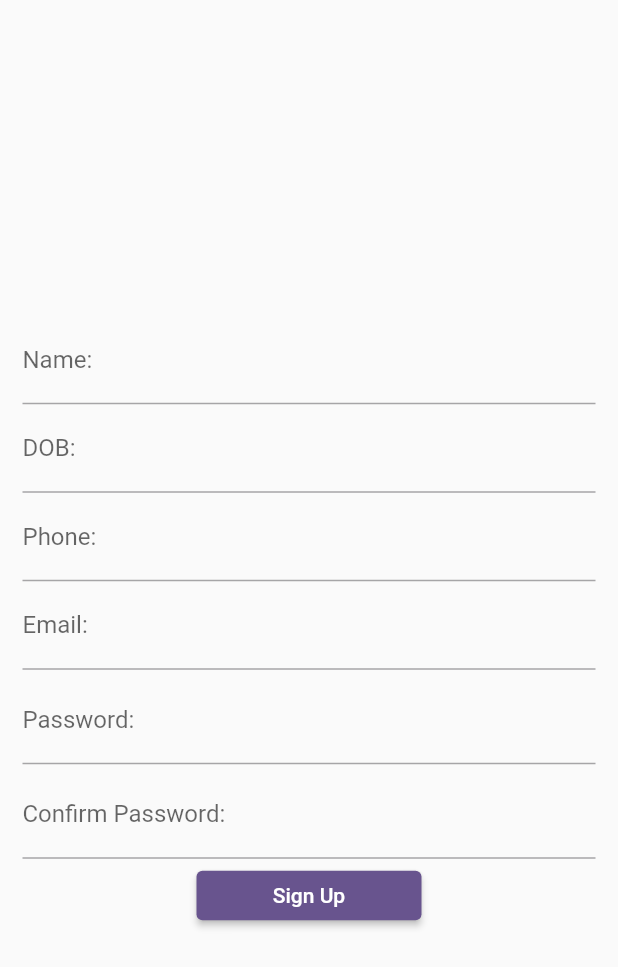
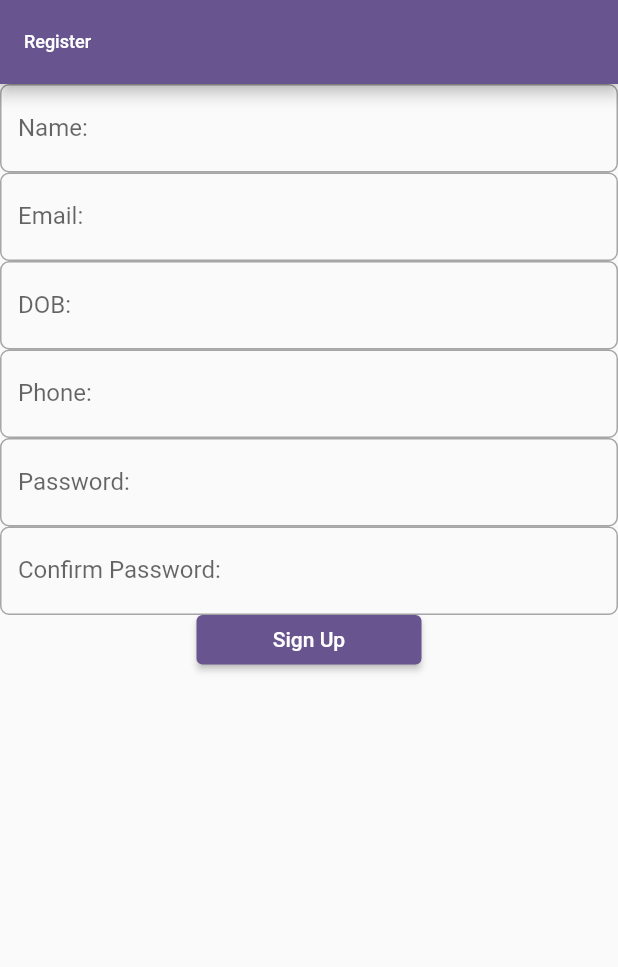
Before and after one commit to noufipalu/flutter_api_example, a Flutter app: the screen it shows after launch, on a phone screen of 412 x 824 dp. Shown: the top 967 px of the screen. Run offline on Flutter 3.47's test engine with Material 2 defaults, Android fonts, the phone set to English and light mode, and no system bars; our stand-ins replace equatable, flutter_bloc, freezed_annotation.

Commit message:
Thrid Commit

```diff
--- a/lib/main.dart
+++ b/lib/main.dart
@@ -1,4 +1,5 @@
 import 'package:datainflutter/src/views/pages/login_page.dart';
+import 'package:datainflutter/src/views/pages/new_signup_page.dart';
 import 'package:datainflutter/src/views/pages/signup_page.dart';
 import 'package:flutter/material.dart';
 
@@ -18,7 +19,7 @@ class MyApp extends StatelessWidget {
       theme: ThemeData(
         colorScheme: ColorScheme.fromSeed(seedColor: Colors.deepPurple),
       ),
-      home: const SignUpPage(),
+      home: const NewSignUpPage(),
     );
   }
 }
--- a/lib/src/views/pages/new_signup_page.dart
+++ b/lib/src/views/pages/new_signup_page.dart
@@ -43,6 +43,7 @@ class _NewSignUpPageState extends State<NewSignUpPage> {
                     validator: ValidationHelpers.validateEmail),
                 AppTextFormField(
                   label: Strings.dob,
+                  validator: ValidationHelpers.checkIsNullOrEmpty,
                   onTap: () async {
                     DateTime? selectedDate = await showDatePicker(
                         context: context,
@@ -55,6 +56,8 @@ class _NewSignUpPageState extends State<NewSignUpPage> {
                       selectedDate = DateTime.now()
                           .subtract(const Duration(days: 365 * 18));
                     }
+                    _dobController.text =
+                        selectedDate.toString().substring(0, 10);
                   },
                   keyboardType: TextInputType.datetime,
                   textEditingController: _dobController,
```
